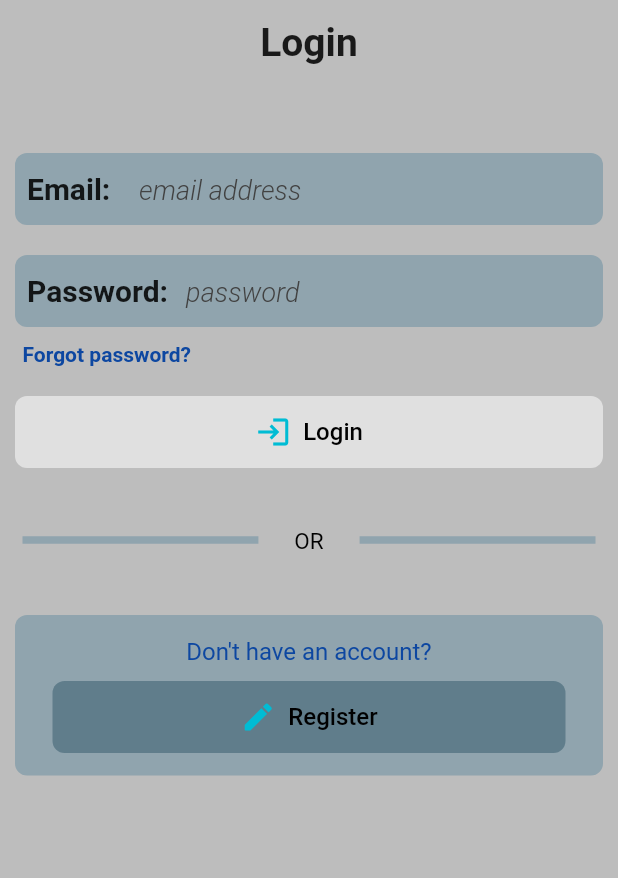
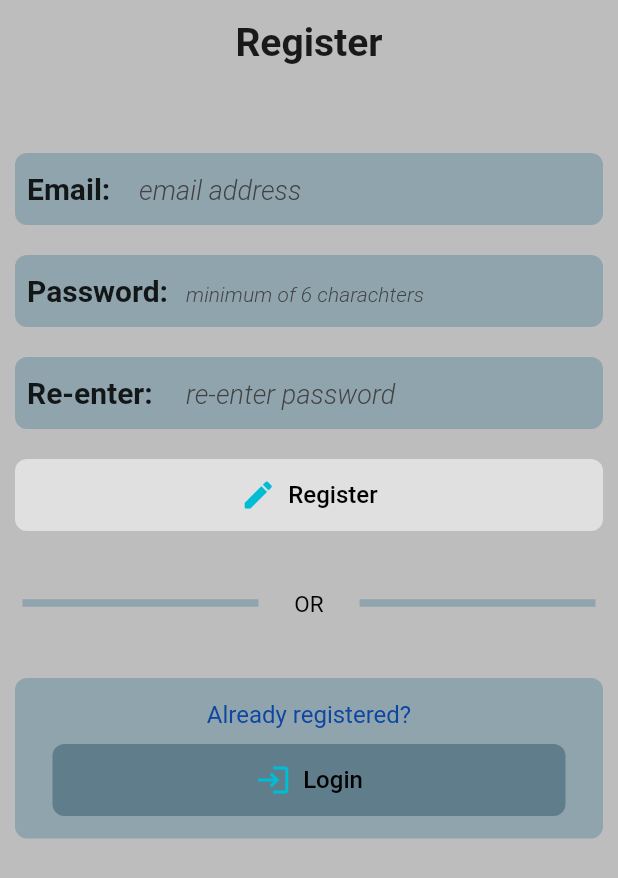
Before and after one commit to amoukaled/tasks_flutter, a Flutter app: the screen it shows after launch, on a phone screen of 412 x 824 dp. Shown: the top 878 px of the screen. Run offline on Flutter 3.47's test engine with Material 2 defaults, Android fonts, the phone set to English and light mode, and no system bars; our stand-ins replace flutter_secure_storage, hive; accounts and stored records are empty.

Commit message:
added register page

```diff
--- a/lib/authentication/login.dart
+++ b/lib/authentication/login.dart
@@ -104,7 +104,6 @@ class _LoginState extends State<Login> {
                             } else {
                               setState(() {
                                 _error = _emailError;
-                                ;
                               });
                             }
                           }
--- a/lib/authentication/register.dart
+++ b/lib/authentication/register.dart
@@ -0,0 +1,433 @@
+import 'package:flutter/material.dart';
+import 'package:tasks_flutter/services/auth_service.dart';
+
+class Register extends StatefulWidget {
+  @override
+  _RegisterState createState() => _RegisterState();
+}
+
+class _RegisterState extends State<Register> {
+  static const String _emailError = "Invalid email";
+  String _error = " ";
+
+  late TextEditingController _emailCont;
+  late TextEditingController _pass1Cont;
+  late TextEditingController _pass2Cont;
+  late FocusNode _pass1Focus;
+  late FocusNode _pass2Focus;
+  bool _autoValidate = false;
+
+  @override
+  void initState() {
+    super.initState();
+    _emailCont = TextEditingController();
+    _pass1Cont = TextEditingController();
+    _pass2Cont = TextEditingController();
+    _pass1Focus = FocusNode();
+    _pass2Focus = FocusNode();
+  }
+
+  @override
+  void dispose() {
+    _emailCont.dispose();
+    _pass1Cont.dispose();
+    _pass2Cont.dispose();
+    _pass1Focus.dispose();
+    _pass2Focus.dispose();
+    super.dispose();
+  }
+
+  bool get _passwordValidation {
+    if (_pass1Cont.text.isNotEmpty &&
+        _pass2Cont.text.isNotEmpty &&
+        _pass1Cont.text.length >= 6 &&
+        _pass2Cont.text.length >= 6 &&
+        _pass1Cont.text == _pass2Cont.text) {
+      return true;
+    }
+
+    return false;
+  }
+
+  /// Avoided using form and TextFormField due to the card design
+  @override
+  Widget build(BuildContext context) {
+    return Scaffold(
+      appBar: AppBar(
+        elevation: 0,
+        backgroundColor: Colors.transparent,
+        title: Text(
+          "Register",
+          style: TextStyle(
+            fontSize: 26,
+            fontWeight: FontWeight.bold,
+          ),
+        ),
+        centerTitle: true,
+      ),
+      backgroundColor: Theme.of(context).backgroundColor,
+      body: SingleChildScrollView(
+        scrollDirection: Axis.vertical,
+        child: Column(
+          children: [
+            Row(
+              children: [
+                Expanded(
+                  child: FittedBox(
+                    alignment: Alignment.center,
+                    fit: BoxFit.scaleDown,
+                    child: Text(
+                      _error,
+                      style: TextStyle(
+                          fontSize: 22,
+                          fontStyle: FontStyle.italic,
+                          color: Colors.red[900]),
+                    ),
+                  ),
+                ),
+              ],
+            ),
+            SizedBox(height: 20),
+            Card(
+              margin: EdgeInsets.symmetric(horizontal: 10),
+              child: Padding(
+                padding: const EdgeInsets.symmetric(horizontal: 8.0),
+                child: Row(
+                  children: <Widget>[
+                    Expanded(
+                      flex: 1,
+                      child: FittedBox(
+                        fit: BoxFit.scaleDown,
+                        alignment: Alignment.centerLeft,
+                        child: Text(
+                          "Email:",
+                          style: TextStyle(
+                            fontSize: 20,
+                            fontWeight: FontWeight.bold,
+                          ),
+                        ),
+                      ),
+                    ),
+                    Expanded(
+                      flex: 5,
+                      child: TextField(
+                        onChanged: (val) {
+                          if (_autoValidate) {
+                            bool isMatch = AuthService.emailRegEx.hasMatch(val);
+
+                            if (isMatch) {
+                              setState(() {
+                                _error = " ";
+                              });
+                            } else {
+                              setState(() {
+                                _error = _emailError;
+                              });
+                            }
+                          }
+                        },
+                        onSubmitted: (_) {
+                          if (!_pass1Focus.hasFocus) {
+                            _pass1Focus.requestFocus();
+                          }
+                        },
+                        autofocus: false,
+                        controller: _emailCont,
+                        maxLines: 1,
+                        keyboardType: TextInputType.text,
+                        textCapitalization: TextCapitalization.sentences,
+                        textAlign: TextAlign.start,
+                        decoration: InputDecoration(
+                          counterText: '',
+                          hintText: 'email address',
+                          hintStyle: TextStyle(
+                            fontSize: 18,
+                            color: Colors.grey[800],
+                            fontWeight: FontWeight.w300,
+                            fontStyle: FontStyle.italic,
+                          ),
+                          border: InputBorder.none,
+                          fillColor: Colors.transparent,
+                          filled: true,
+                        ),
+                        style: TextStyle(
+                          fontSize: 20,
+                          color: Colors.black,
+                        ),
+                      ),
+                    ),
+                  ],
+                ),
+              ),
+            ),
+            SizedBox(height: 20),
+            Card(
+              margin: EdgeInsets.symmetric(horizontal: 10),
+              child: Padding(
+                padding: const EdgeInsets.symmetric(horizontal: 8.0),
+                child: Row(
+                  children: <Widget>[
+                    Expanded(
+                      flex: 1,
+                      child: FittedBox(
+                        fit: BoxFit.scaleDown,
+                        alignment: Alignment.centerLeft,
+                        child: Text(
+                          "Password:",
+                          style: TextStyle(
+                            fontSize: 20,
+                            fontWeight: FontWeight.bold,
+                          ),
+                        ),
+                      ),
+                    ),
+                    Expanded(
+                      flex: 3,
+                      child: TextField(
+                        onChanged: (_) {
+                          setState(() {});
+                        },
+                        onSubmitted: (_) {
+                          if (!_pass2Focus.hasFocus) {
+                            _pass2Focus.requestFocus();
+                          }
+                        },
+                        autofocus: false,
+                        maxLines: 1,
+                        obscureText: true,
+                        controller: _pass1Cont,
+                        focusNode: _pass1Focus,
+                        keyboardType: TextInputType.text,
+                        textCapitalization: TextCapitalization.sentences,
+                        textAlign: TextAlign.start,
+                        decoration: InputDecoration(
+                          counterText: '',
+                          hintText: 'minimum of 6 charachters',
+                          hintStyle: TextStyle(
+                            fontSize: 14,
+                            color: Colors.grey[800],
+                            fontWeight: FontWeight.w300,
+                            fontStyle: FontStyle.italic,
+                          ),
+                          border: InputBorder.none,
+                          fillColor: Colors.transparent,
+                          filled: true,
+                        ),
+                        style: TextStyle(
+                          fontSize: 20,
+                          color: Colors.black,
+                        ),
+                      ),
+                    ),
+                  ],
+                ),
+              ),
+            ),
+            SizedBox(height: 20),
+            Card(
+              margin: EdgeInsets.symmetric(horizontal: 10),
+              child: Padding(
+                padding: const EdgeInsets.symmetric(horizontal: 8.0),
+                child: Row(
+                  children: <Widget>[
+                    Expanded(
+                      flex: 1,
+                      child: FittedBox(
+                        fit: BoxFit.scaleDown,
+                        alignment: Alignment.centerLeft,
+                        child: Text(
+                          "Re-enter:",
+                          style: TextStyle(
+                            fontSize: 20,
+                            fontWeight: FontWeight.bold,
+                          ),
+                        ),
+                      ),
+                    ),
+                    Expanded(
+                      flex: 3,
+                      child: TextField(
+                        onChanged: (_) {
+                          setState(() {});
+                        },
+                        autofocus: false,
+                        maxLines: 1,
+                        obscureText: true,
+                        controller: _pass2Cont,
+                        focusNode: _pass2Focus,
+                        keyboardType: TextInputType.text,
+                        textCapitalization: TextCapitalization.sentences,
+                        textAlign: TextAlign.start,
+                        decoration: InputDecoration(
+                          counterText: '',
+                          hintText: 're-enter password',
+                          hintStyle: TextStyle(
+                            fontSize: 18,
+                            color: Colors.grey[800],
+                            fontWeight: FontWeight.w300,
+                            fontStyle: FontStyle.italic,
+                          ),
+                          border: InputBorder.none,
+                          fillColor: Colors.transparent,
+                          filled: true,
+                        ),
+                        style: TextStyle(
+                          fontSize: 20,
+                          color: Colors.black,
+                        ),
+                      ),
+                    ),
+                  ],
+                ),
+              ),
+            ),
+            SizedBox(height: 20),
+            IntrinsicHeight(
+              child: Row(
+                crossAxisAlignment: CrossAxisAlignment.stretch,
+                children: [
+                  Expanded(
+                    child: Padding(
+                      padding: const EdgeInsets.symmetric(horizontal: 10),
+                      child: TextButton.icon(
+                        icon: Icon(
+                          Icons.create_rounded,
+                          color: IconTheme.of(context).color,
+                        ),
+                        style: ButtonStyle(
+                            backgroundColor: TextButtonTheme.of(context)
+                                .style!
+                                .backgroundColor,
+                            shape: TextButtonTheme.of(context).style!.shape),
+                        label: Text(
+                          "Register",
+                          style: TextStyle(color: Colors.black, fontSize: 16),
+                        ),
+                        onPressed: (_passwordValidation)
+                            ? () {
+                                String email = _emailCont.text;
+                                bool isMatch =
+                                    AuthService.emailRegEx.hasMatch(email);
+
+                                if (!isMatch) {
+                                  setState(() {
+                                    _autoValidate = true;
+                                    _error = _emailError;
+                                  });
+                                } else {
+                                  setState(() {
+                                    _autoValidate = false;
+                                  });
+                                }
+                              }
+                            : null,
+                      ),
+                    ),
+                  ),
+                ],
+              ),
+            ),
+            SizedBox(height: 40),
+            Row(
+              children: [
+                Expanded(
+                  flex: 5,
+                  child: Divider(
+                    height: 3,
+                    indent: 15,
+                    endIndent: 15,
+                    thickness: 5,
+                    color: Colors.blueGrey[300],
+                  ),
+                ),
+                Expanded(
+                  flex: 1,
+                  child: FittedBox(
+                      alignment: Alignment.center,
+                      fit: BoxFit.scaleDown,
+                      child: Text(
+                        "OR",
+                        style: TextStyle(color: Colors.black, fontSize: 15),
+                      )),
+                ),
+                Expanded(
+                  flex: 5,
+                  child: Divider(
+                    height: 3,
+                    indent: 15,
+                    endIndent: 15,
+                    thickness: 5,
+                    color: Colors.blueGrey[300],
+                  ),
+                ),
+              ],
+            ),
+            SizedBox(height: 40),
+            Card(
+              margin: EdgeInsets.symmetric(horizontal: 10),
+              child: Padding(
+                padding: const EdgeInsets.all(15),
+                child: Column(
+                  children: [
+                    Row(
+                      children: [
+                        Expanded(
+                          child: FittedBox(
+                            alignment: Alignment.center,
+                            fit: BoxFit.scaleDown,
+                            child: Text(
+                              "Already registered?",
+                              style: TextStyle(
+                                fontSize: 16,
+                                color: Colors.blue[900],
+                              ),
+                            ),
+                          ),
+                        ),
+                      ],
+                    ),
+                    SizedBox(
+                      height: 10,
+                    ),
+                    IntrinsicHeight(
+                      child: Row(
+                        crossAxisAlignment: CrossAxisAlignment.stretch,
+                        children: [
+                          Expanded(
+                            child: Padding(
+                              padding:
+                                  const EdgeInsets.symmetric(horizontal: 10),
+                              child: TextButton.icon(
+                                icon: Icon(
+                                  Icons.login,
+                                  color: IconTheme.of(context).color,
+                                ),
+                                style: ButtonStyle(
+                                    backgroundColor: TextButtonTheme.of(context)
+                                        .style!
+                                        .backgroundColor,
+                                    shape: TextButtonTheme.of(context)
+                                        .style!
+                                        .shape),
+                                label: Text(
+                                  "Login",
+                                  style: TextStyle(
+                                      color: Colors.black, fontSize: 16),
+                                ),
+                                onPressed: () {},
+                              ),
+                            ),
+                          ),
+                        ],
+                      ),
+                    ),
+                  ],
+                ),
+              ),
+            )
+          ],
+        ),
+      ),
+    );
+  }
+}
--- a/lib/main.dart
+++ b/lib/main.dart
@@ -8,6 +8,7 @@ import 'package:path_provider/path_provider.dart' as path_provider;
 import 'package:hive/hive.dart';
 import 'package:flutter_secure_storage/flutter_secure_storage.dart';
 import 'package:tasks_flutter/authentication/login.dart';
+import 'package:tasks_flutter/authentication/register.dart';
 
 // App imports
 import 'package:tasks_flutter/hive/tasksHiveBox.dart';
@@ -94,7 +95,7 @@ class _MyAppState extends State<MyApp> {
         backgroundColor: Colors.grey[400],
         accentColor: Colors.blueGrey,
       ),
-      home: Login(),
+      home: Register(),
     );
   }
 }
```
